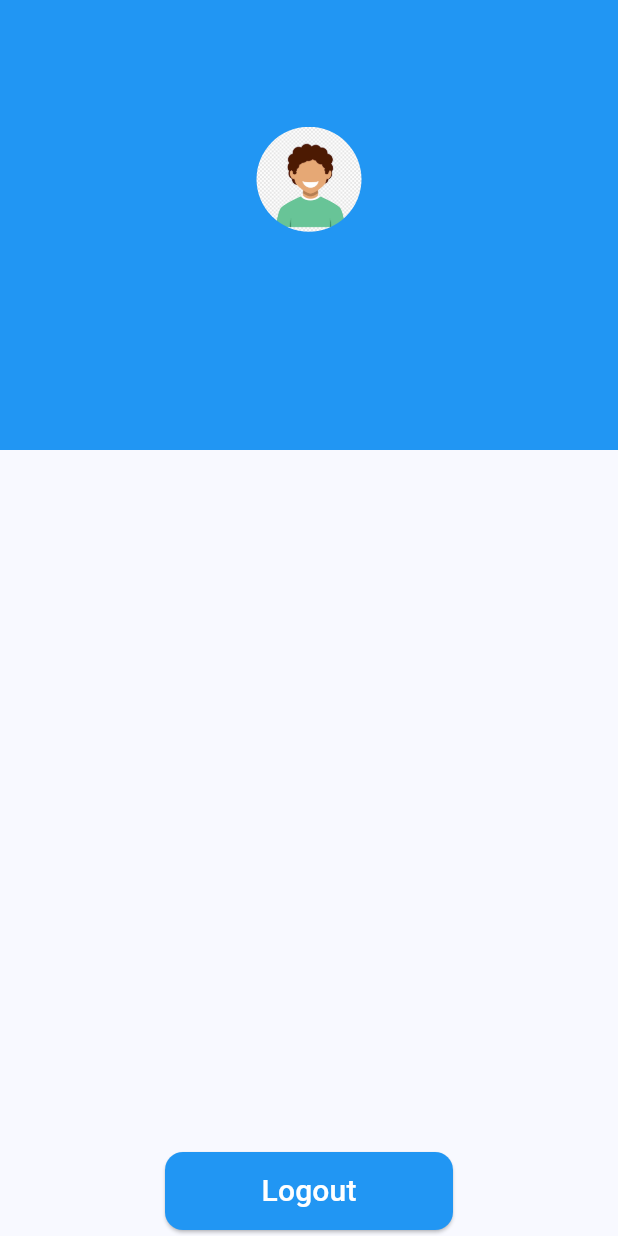
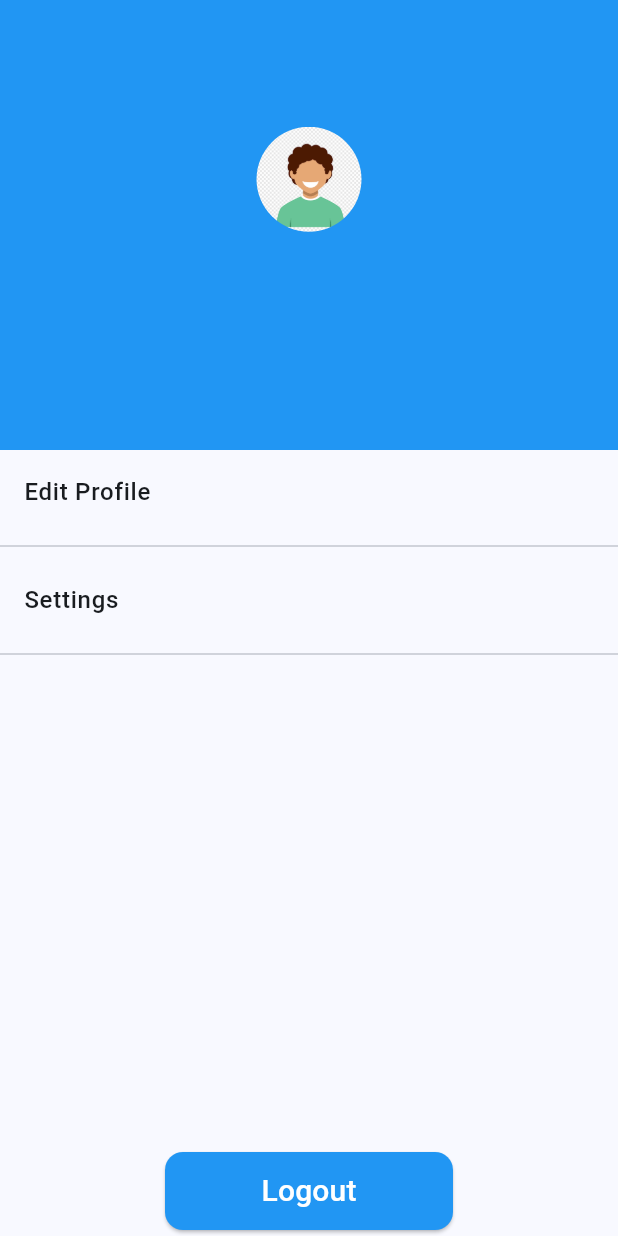
Before and after one commit to rhtmahour/Sales-Module, a Flutter app: the Myprofile screen opened directly, on a phone screen of 412 x 824 dp. Run offline on Flutter 3.47's test engine with Material 3 defaults, Android fonts, the phone set to English and light mode, and no system bars; our stand-ins replace cloud_firestore, csv, file_picker, firebase_auth, firebase_core, firebase_storage and 1 more; accounts and stored records are empty.

Commit message:
Final Updated code of the sales module

```diff
--- a/lib/agentdashboard.dart
+++ b/lib/agentdashboard.dart
@@ -3,9 +3,6 @@ import 'package:firebase_auth/firebase_auth.dart';
 import 'package:flutter/material.dart';
 import 'package:sales_module/agenttaskform.dart';
 import 'package:sales_module/myprofile.dart';
-//import 'package:intl/intl.dart';
-//import 'package:sales_module/myprofile.dart';
-//import 'package:sales_module/signuppage.dart';
 import 'package:sales_module/taskdeatilscreen.dart';
 import 'package:sales_module/taskedit.dart';
 
--- a/lib/managerdashboard.dart
+++ b/lib/managerdashboard.dart
@@ -515,7 +515,8 @@ class _ManagerScreenState extends State<ManagerScreen> {
                           );
                         },
                         shape: RoundedRectangleBorder(
-                          side: const BorderSide(color: Colors.black),
+                          side: const BorderSide(
+                              color: Color.fromARGB(255, 104, 45, 45)),
                           borderRadius: BorderRadius.circular(20),
                         ),
                         child: const Text(
--- a/lib/myprofile.dart
+++ b/lib/myprofile.dart
@@ -50,7 +50,27 @@ class _MyprofileState extends State<Myprofile> {
       body: Column(
         children: [
           const MyHeaderDrawer(),
-          const Spacer(), // Added Spacer widget
+          ListTile(
+            title: const Text(
+              'Edit Profile',
+              style: TextStyle(fontWeight: FontWeight.w500),
+            ),
+            onTap: () {
+              //Ontap Function
+            },
+          ),
+          const Divider(),
+          ListTile(
+            title: const Text(
+              'Settings',
+              style: TextStyle(fontWeight: FontWeight.w500),
+            ),
+            onTap: () {
+              // onTap function
+            },
+          ),
+          const Divider(),
+          const Spacer(),
           SizedBox(
             height: 60,
             width: 200,
--- a/lib/signuppage.dart
+++ b/lib/signuppage.dart
@@ -217,7 +217,7 @@ class _SignUpPageState extends State<SignUpPage> {
                         borderSide:
                             BorderSide(color: Theme.of(context).primaryColor),
                       ),
-                      hintText: "Enter Email",
+                      hintText: "rohan@gmail.com",
                       prefixIcon: const Icon(
                         Icons.mail,
                         color: Colors.blue,
--- a/lib/taskform.dart
+++ b/lib/taskform.dart
@@ -106,7 +106,7 @@ class _TaskFormState extends State<TaskForm> {
   Widget build(BuildContext context) {
     return WillPopScope(
       onWillPop: () async {
-        Navigator.pushReplacement(
+        Navigator.push(
           context,
           MaterialPageRoute(
             builder: (context) => const ManagerScreen(),
```
Also changed, not shown: lib/memberregister.dart (+16 -5 lines), lib/uploadfile.dart (+6 -1 lines).
